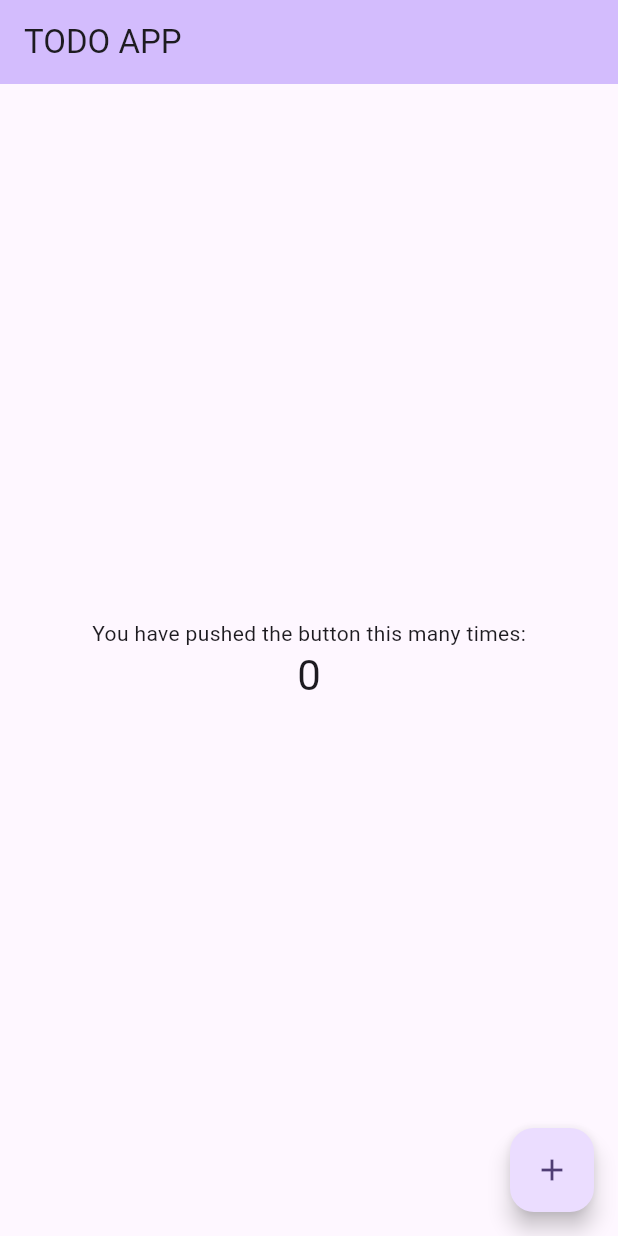
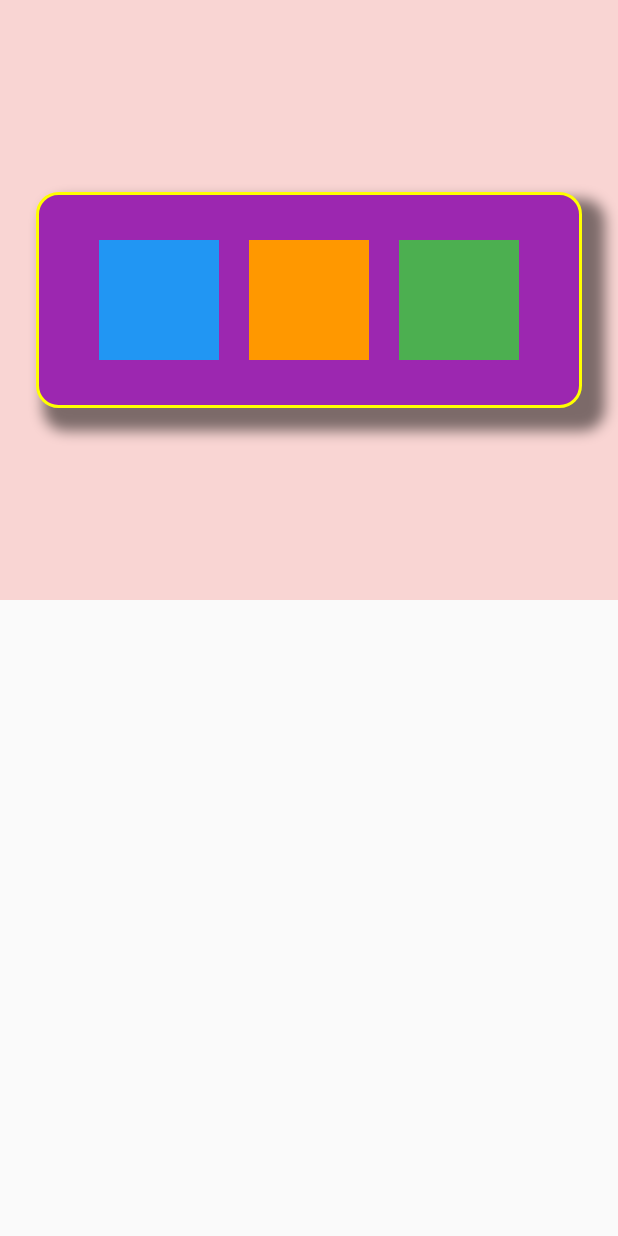
Before and after one commit to radwan-77/todolati2024, a Flutter app: the screen it shows after launch, on a phone screen of 412 x 824 dp. Run offline on Flutter 3.47's test engine with Material 3 defaults, Android fonts, the light colour scheme and no system bars; our stand-ins replace google_fonts; Roboto replaces fonts that are missing (Cairo).

Commit message:
ugly boxes.

```diff
--- a/lib/main.dart
+++ b/lib/main.dart
@@ -12,18 +12,14 @@ class MyApp extends StatelessWidget {
   @override
   Widget build(BuildContext context) {
     return MaterialApp(
+      debugShowCheckedModeBanner: false,
       title: 'Flutter Demo',
       theme: ThemeData(
         textTheme: GoogleFonts.cairoTextTheme(),
         colorScheme: ColorScheme.fromSeed(seedColor: Colors.deepPurple),
-        useMaterial3: true,
+        useMaterial3: false,
       ),
       home: const HomeScreen(),
     );
   }
 }
-
-
-
-
-// int getAge() {}
--- a/lib/screens/home_screen.dart
+++ b/lib/screens/home_screen.dart
@@ -10,39 +10,60 @@ class HomeScreen extends StatefulWidget {
 }
 
 class _HomeScreenState extends State<HomeScreen> {
-  int _counter = 0;
-
-  void _incrementCounter() {
-    setState(() {
-      _counter++;
-    });
-  }
-
   @override
   Widget build(BuildContext context) {
     return Scaffold(
-      appBar: AppBar(
-        backgroundColor: Theme.of(context).colorScheme.inversePrimary,
-        title: const Text("TODO APP"),
-      ),
-      body: Center(
-        child: Column(
-          mainAxisAlignment: MainAxisAlignment.center,
-          children: <Widget>[
-            const Text(
-              'You have pushed the button this many times:',
+      body: Container(
+        height: 400,
+        color: Colors.red.withOpacity(0.2),
+        child: Center(
+          child: Padding(
+            padding: const EdgeInsets.all(24.0),
+            child: Container(
+              // color: Colors.white,
+              decoration: BoxDecoration(
+                border: Border.all(
+                  color: Colors.yellowAccent,
+                  width: 2,
+                ),
+                color: Colors.purple,
+                borderRadius: BorderRadius.circular(15),
+                boxShadow: [
+                  BoxShadow(
+                    color: Colors.black.withOpacity(0.5),
+                    spreadRadius: 5,
+                    blurRadius: 7,
+                    offset: const Offset(10, 10),
+                  )
+                ],
+              ),
+              child: Padding(
+                padding: const EdgeInsets.all(30.0),
+                child: Row(
+                  mainAxisAlignment: MainAxisAlignment.spaceAround,
+                  crossAxisAlignment: CrossAxisAlignment.end,
+                  children: [
+                    Container(
+                      width: 80,
+                      height: 80,
+                      color: Colors.blue,
+                    ),
+                    Container(
+                      width: 80,
+                      height: 80,
+                      color: Colors.orange,
+                    ),
+                    Container(
+                      width: 80,
+                      height: 80,
+                      color: Colors.green,
+                    ),
+                  ],
+                ),
+              ),
             ),
-            Text(
-              '$_counter',
-              style: Theme.of(context).textTheme.headlineMedium,
-            ),
-          ],
+          ),
         ),
-      ),
-      floatingActionButton: FloatingActionButton(
-        onPressed: _incrementCounter,
-        tooltip: 'Increment',
-        child: const Icon(Icons.add),
       ),
     );
   }
```
